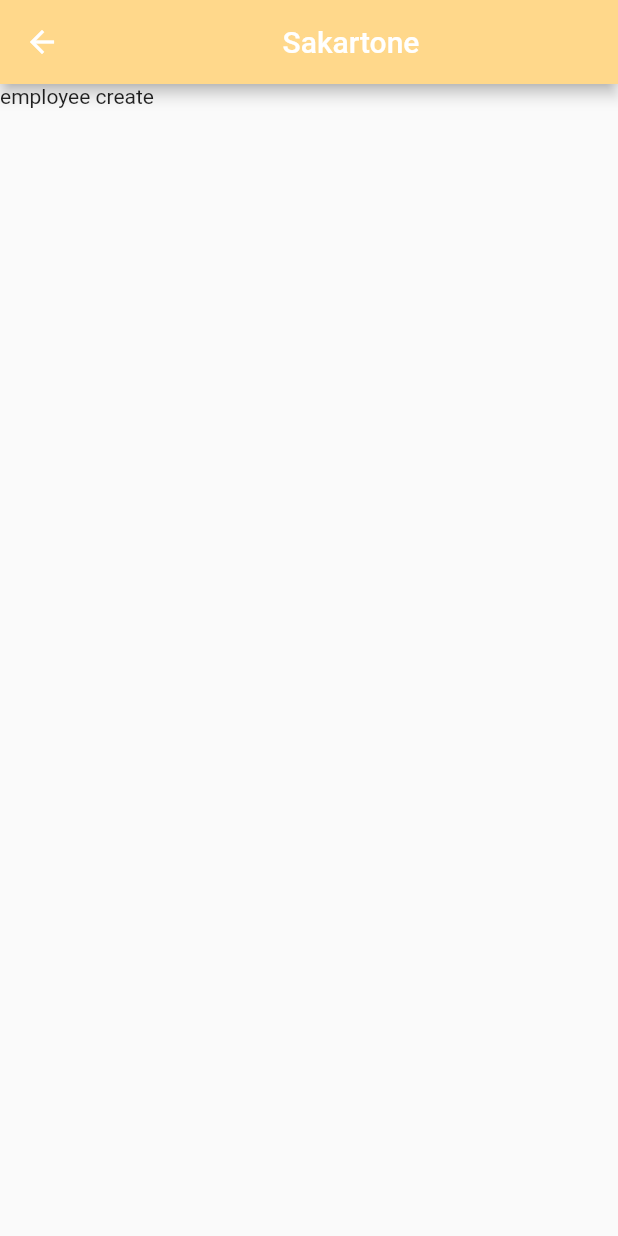
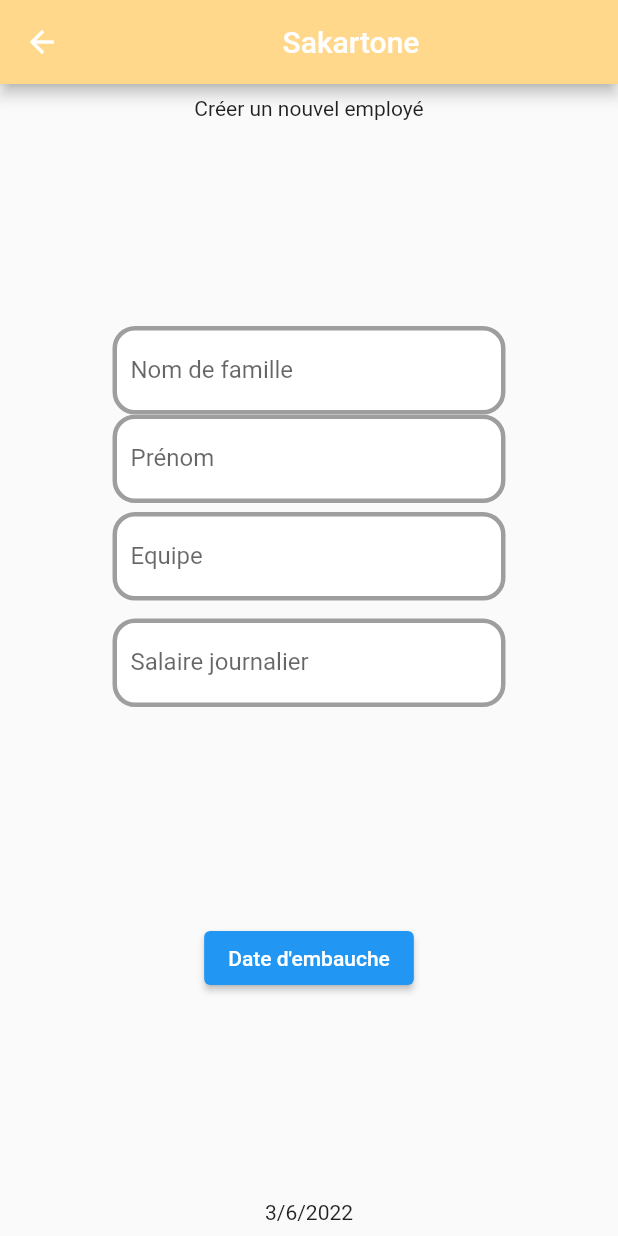
Before and after one commit to NicolasVonner/sakartone, a Flutter app: the EmployeeCreate screen opened by its route, on a phone screen of 412 x 824 dp. Run offline on Flutter 3.47's test engine with Material 2 defaults, Android fonts, the phone set to English and light mode, and no system bars.

Commit message:
wip add input form style

```diff
--- a/flutter/lib/main.dart
+++ b/flutter/lib/main.dart
@@ -14,6 +14,17 @@ class MyApp extends StatelessWidget {
     return MaterialApp(
       title: 'Sakartone',
       theme: ThemeData(
+        inputDecorationTheme: InputDecorationTheme(
+          enabledBorder: OutlineInputBorder(
+            borderSide: const BorderSide(
+                width: 3, color: Colors.grey),
+            borderRadius: BorderRadius.circular(15),
+          ),focusedBorder: OutlineInputBorder(
+          borderSide: const BorderSide(
+              width: 3, color: Colors.black),
+          borderRadius: BorderRadius.circular(15),
+          )
+        ),
         primarySwatch: Colors.blue,
         tabBarTheme: const TabBarTheme(
             labelColor: Colors.white,
--- a/flutter/lib/pages/employee/employee_create.dart
+++ b/flutter/lib/pages/employee/employee_create.dart
@@ -3,15 +3,108 @@ import 'package:flutter/material.dart';
 //import 'package:google_fonts/google_fonts.dart';
 import 'package:sakartone/layout/layout.dart';
 
-class EmployeeCreate extends StatelessWidget {
+class EmployeeCreate extends StatefulWidget {
   static const String routeName = '/employee-create';
+
   const EmployeeCreate();
 
   @override
-  Widget build(BuildContext context) {
-    return Scaffold(
-      appBar: CustomAppBar(),
-      body: Text('employee create'),
-    );
+  _EmployeeCreateState createState() {
+    return _EmployeeCreateState();
   }
 }
+  class _EmployeeCreateState extends State<EmployeeCreate> {
+    String date = "";
+    DateTime selectedDate = DateTime.now();
+
+
+@override
+    Widget build(BuildContext context) {
+      return Scaffold(
+          appBar: const CustomAppBar(),
+          body:
+          Padding(
+              padding:
+              const EdgeInsets.symmetric(horizontal: 75, vertical: 8),
+              child:
+              Column(
+                mainAxisAlignment: MainAxisAlignment.spaceBetween,
+                crossAxisAlignment: CrossAxisAlignment.center,
+                children: [
+                  const Text('Créer un nouvel employé'),
+                  Column(
+                    mainAxisAlignment: MainAxisAlignment.spaceEvenly,
+                    children: [
+                      TextFormField(
+                        decoration: const InputDecoration(
+                            labelText: 'Nom de famille',
+                            fillColor: Colors.white,
+                            filled: true,
+                        ),
+                      ),
+                      TextFormField(
+                        decoration: const InputDecoration(
+                            labelText: 'Prénom',
+                            fillColor: Colors.white,
+                            filled: true,
+                        ),
+                      ),
+                      Padding(
+                        padding: EdgeInsets.symmetric(vertical: 6),
+                        child:
+                        TextFormField(
+                          decoration: const InputDecoration(
+                              labelText: 'Equipe',
+                              fillColor: Colors.white,
+                              filled: true,
+                          ),
+                        )
+                      ),
+                      Padding(
+                        padding: EdgeInsets.symmetric(vertical: 6),
+                        child:TextFormField(
+                          decoration: const InputDecoration(
+                            labelText: 'Salaire journalier',
+                            fillColor: Colors.white,
+                            filled: true,
+                          ),
+                        ),
+                      )
+
+                    ],
+                  ),
+                  ElevatedButton(
+               /*     style: ElevatedButton.styleFrom(
+                        primary: Colors.black,
+                        padding: const EdgeInsets.symmetric(horizontal: 20, vertical: 10),
+                        textStyle:
+                        const TextStyle(fontSize: 12, fontWeight: FontWeight.bold)
+                    ),*/
+                    onPressed: () {
+                      _selectDate(context);
+                    },
+                    child: const Text("Date d'embauche"),
+                  ),
+                  Text("${selectedDate.day}/${selectedDate.month}/${selectedDate.year}"),
+                ],
+
+              )
+          )
+      );
+    }
+
+    _selectDate(BuildContext context) async {
+      final DateTime? selected = await showDatePicker(
+        context: context,
+        initialDate: selectedDate,
+        firstDate: DateTime(1900),
+        lastDate: DateTime(2023),
+      );
+      if (selected != null && selected != selectedDate) {
+        setState(() {
+          selectedDate = selected;
+        }
+        );
+      }
+    }
+  }
```
